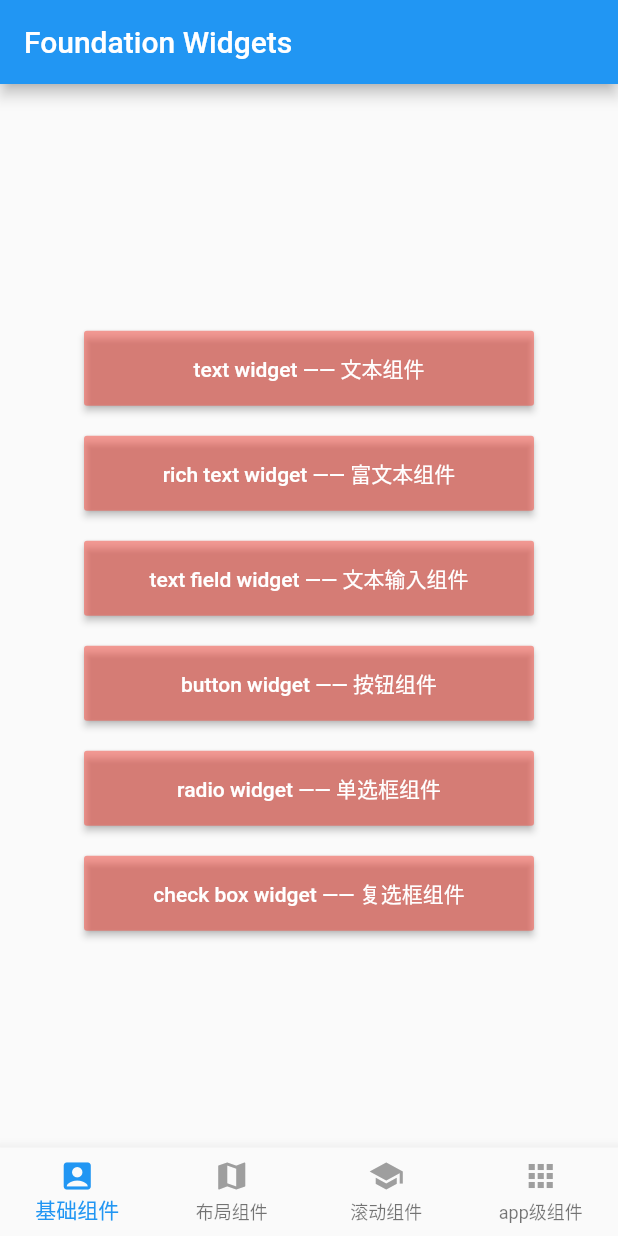
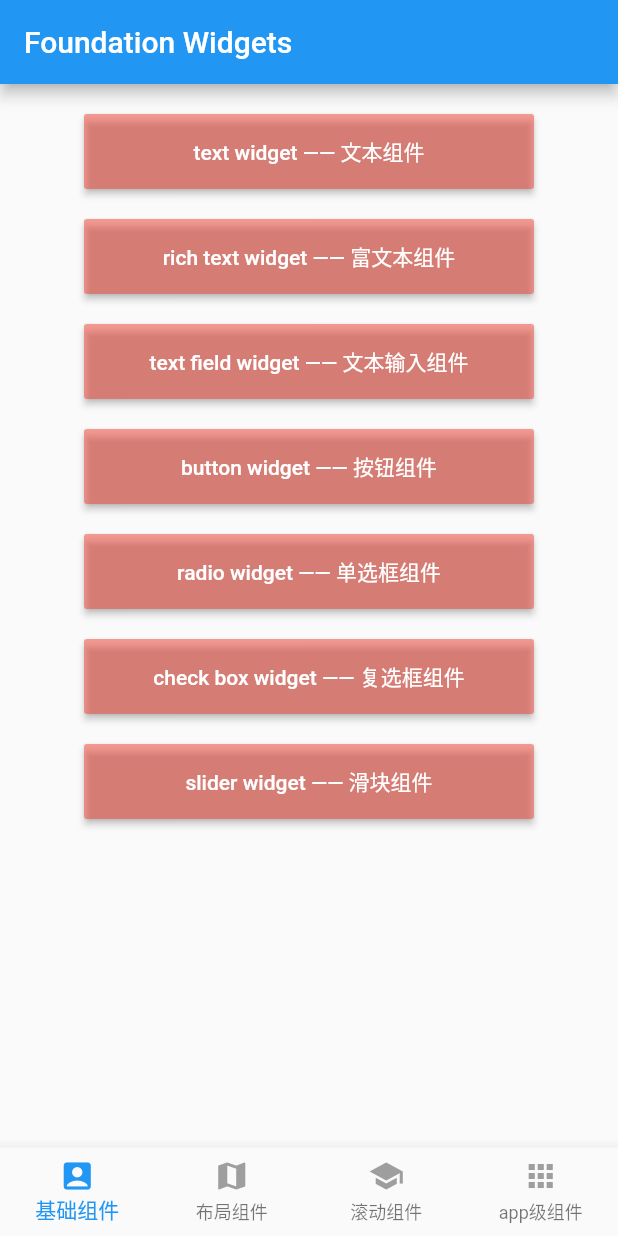
Before and after one commit to rjdCS/flutter_widget_practice, a Flutter app: the screen it shows after launch, on a phone screen of 412 x 824 dp. Run offline on Flutter 3.47's test engine with Material 2 defaults, Android fonts, the phone set to English and light mode, and no system bars.

Commit message:
add check box and slider

```diff
--- a/lib/pages/foundation_widgets.dart
+++ b/lib/pages/foundation_widgets.dart
@@ -3,7 +3,7 @@
  * @Author: RJD
  * @Date: 2020-07-23 16:08:59
  * @LastEditors: RJD
- * @LastEditTime: 2020-07-24 19:22:26
+ * @LastEditTime: 2020-07-25 17:43:25
  * @FilePath: /my_widgets/lib/pages/foundation_widgets.dart
  */
 
@@ -12,6 +12,7 @@ import 'package:my_widgets/widgets/foundation_widgets/button.dart';
 import 'package:my_widgets/widgets/foundation_widgets/checkbox.dart';
 import 'package:my_widgets/widgets/foundation_widgets/radio.dart';
 import 'package:my_widgets/widgets/foundation_widgets/rich_text.dart';
+import 'package:my_widgets/widgets/foundation_widgets/slider.dart';
 import 'package:my_widgets/widgets/foundation_widgets/text.dart';
 import 'package:my_widgets/widgets/foundation_widgets/text_field.dart';
 
@@ -32,8 +33,11 @@ class FoundationWidget extends StatelessWidget {
       appBar: AppBar(
         title: Text('Foundation Widgets'),
       ),
-      body: Center(
-          child: Column(
+      body:
+        SingleChildScrollView(
+          child: Center(
+            child:
+              Column(
                 mainAxisAlignment: MainAxisAlignment.center,
                 children: <Widget>[
                   // RaisedButton(
@@ -51,8 +55,11 @@ class FoundationWidget extends StatelessWidget {
                   _buttonItem(context, "button widget —— 按钮组件", ButtonWidget()),
                   _buttonItem(context, "radio widget —— 单选框组件", RadioWidget()),
                   _buttonItem(context, "check box widget —— 复选框组件", CheckBoxWidget()),
+                  _buttonItem(context, "slider widget —— 滑块组件", SliderWidget()),
                 ],
-      )),
+              ),
+          ),
+        ),
     );
   }
 
@@ -62,7 +69,10 @@ class FoundationWidget extends StatelessWidget {
         width: 300,
         height: 50,
         child: RaisedButton(
-          child: Text(title, style: TextStyle(color: Colors.white),),
+          child: Text(
+            title,
+            style: TextStyle(color: Colors.white),
+          ),
           color: Colors.red.withOpacity(0.5),
           onPressed: () {
             Navigator.push(
--- a/lib/widgets/foundation_widgets/checkbox.dart
+++ b/lib/widgets/foundation_widgets/checkbox.dart
@@ -3,7 +3,7 @@
  * @Author: RJD
  * @Date: 2020-07-24 19:20:21
  * @LastEditors: RJD
- * @LastEditTime: 2020-07-25 17:16:37
+ * @LastEditTime: 2020-07-25 17:19:32
  * @FilePath: /my_widgets/lib/widgets/foundation_widgets/checkbox.dart
  */
 
@@ -111,8 +111,7 @@ class _CheckBoxWidgetState extends State<CheckBoxWidget> {
                     _checkValues[1] = value;
                   });
                 },),
-
-            )
+            ),
           ],
         ),
       ),
```
Also changed, not shown: lib/widgets/foundation_widgets/slider.dart (added, +73 -0 lines). Lines whose indentation alone changed are shown as unchanged.
